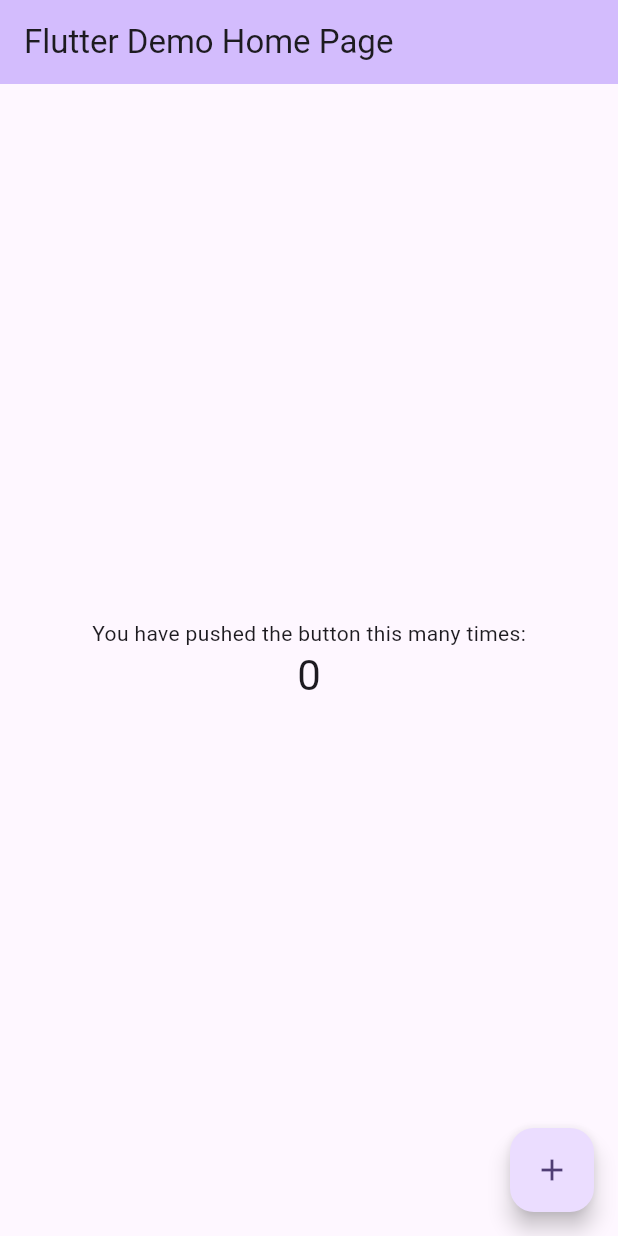
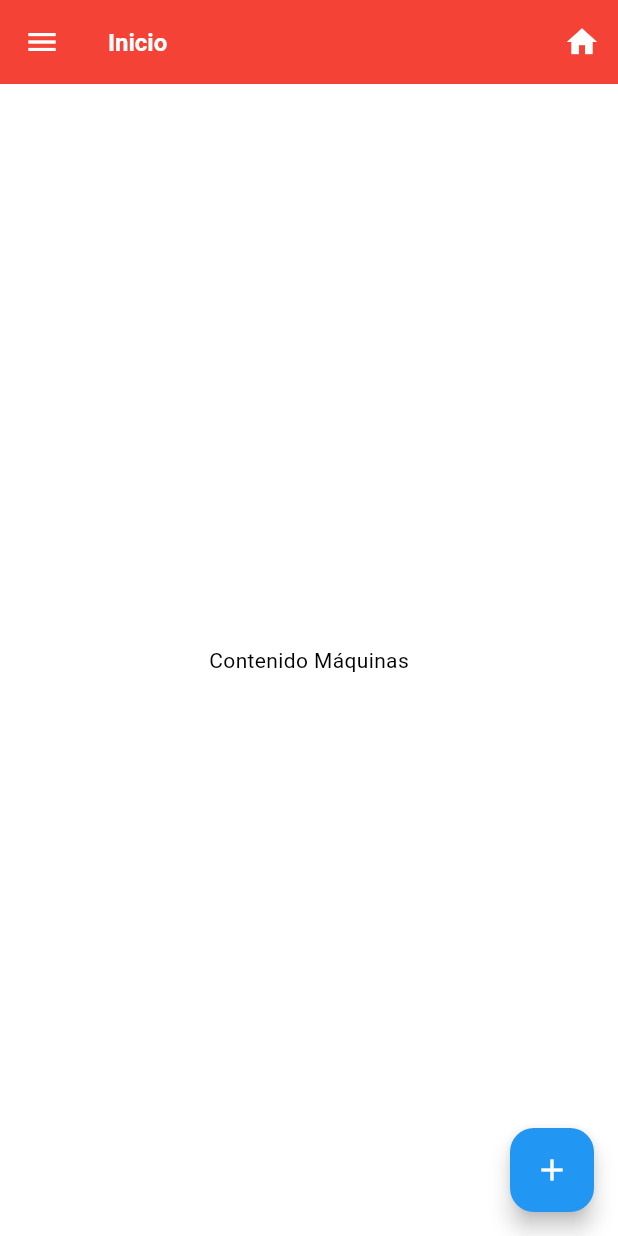
Before and after one commit to Brunitozz/FitPlan, a Flutter app: the screen it shows after launch, on a phone screen of 412 x 824 dp. Run offline on Flutter 3.47's test engine with Material 3 defaults, Android fonts, the light colour scheme and no system bars.

Commit message:
Rutinas - Avance
En este caso pensé que sería solo un apartado pero no cumple con características de usabilidad así que haré 2 xd

```diff
--- a/lib/main.dart
+++ b/lib/main.dart
@@ -1,125 +1,142 @@
 import 'package:flutter/material.dart';
+import 'package:intl/date_symbol_data_local.dart';
 
-void main() {
+import 'rutinas.dart';
+
+void main() async {
+  await initializeDateFormatting('es_ES', null); // Inicializa la configuración para español España
   runApp(const MyApp());
 }
 
 class MyApp extends StatelessWidget {
-  const MyApp({super.key});
+  const MyApp({Key? key}) : super(key: key);
 
-  // This widget is the root of your application.
   @override
   Widget build(BuildContext context) {
     return MaterialApp(
       title: 'Flutter Demo',
       theme: ThemeData(
-        // This is the theme of your application.
-        //
-        // TRY THIS: Try running your application with "flutter run". You'll see
-        // the application has a purple toolbar. Then, without quitting the app,
-        // try changing the seedColor in the colorScheme below to Colors.green
-        // and then invoke "hot reload" (save your changes or press the "hot
-        // reload" button in a Flutter-supported IDE, or press "r" if you used
-        // the command line to start the app).
-        //
-        // Notice that the counter didn't reset back to zero; the application
-        // state is not lost during the reload. To reset the state, use hot
-        // restart instead.
-        //
-        // This works for code too, not just values: Most code changes can be
-        // tested with just a hot reload.
-        colorScheme: ColorScheme.fromSeed(seedColor: Colors.deepPurple),
-        useMaterial3: true,
+        primaryColor: Colors.red, // Color de la barra superior
+        colorScheme: ColorScheme.fromSwatch().copyWith(secondary: Colors.white), // Esquema de colores
+        scaffoldBackgroundColor: Colors.white, // Color de fondo del Scaffold
+        appBarTheme: const AppBarTheme(
+          backgroundColor: Colors.red, // Color de fondo de la AppBar
+          foregroundColor: Colors.white, // Color del contenido de la AppBar
+        ),
       ),
-      home: const MyHomePage(title: 'Flutter Demo Home Page'),
+      home: const MyHomePage(),
     );
   }
 }
 
 class MyHomePage extends StatefulWidget {
-  const MyHomePage({super.key, required this.title});
-
-  // This widget is the home page of your application. It is stateful, meaning
-  // that it has a State object (defined below) that contains fields that affect
-  // how it looks.
-
-  // This class is the configuration for the state. It holds the values (in this
-  // case the title) provided by the parent (in this case the App widget) and
-  // used by the build method of the State. Fields in a Widget subclass are
-  // always marked "final".
-
-  final String title;
+  const MyHomePage({Key? key}) : super(key: key);
 
   @override
-  State<MyHomePage> createState() => _MyHomePageState();
+  _MyHomePageState createState() => _MyHomePageState();
 }
 
 class _MyHomePageState extends State<MyHomePage> {
-  int _counter = 0;
+  int _currentIndex = 0;
 
-  void _incrementCounter() {
-    setState(() {
-      // This call to setState tells the Flutter framework that something has
-      // changed in this State, which causes it to rerun the build method below
-      // so that the display can reflect the updated values. If we changed
-      // _counter without calling setState(), then the build method would not be
-      // called again, and so nothing would appear to happen.
-      _counter++;
-    });
+  String _getTitle() {
+    switch (_currentIndex) {
+      case 0:
+        return 'Inicio';
+      case 1:
+        return 'Rutinas';
+      case 2:
+        return 'Dietas';
+      default:
+        return 'Inicio';
+    }
   }
 
   @override
   Widget build(BuildContext context) {
-    // This method is rerun every time setState is called, for instance as done
-    // by the _incrementCounter method above.
-    //
-    // The Flutter framework has been optimized to make rerunning build methods
-    // fast, so that you can just rebuild anything that needs updating rather
-    // than having to individually change instances of widgets.
     return Scaffold(
       appBar: AppBar(
-        // TRY THIS: Try changing the color here to a specific color (to
-        // Colors.amber, perhaps?) and trigger a hot reload to see the AppBar
-        // change color while the other colors stay the same.
-        backgroundColor: Theme.of(context).colorScheme.inversePrimary,
-        // Here we take the value from the MyHomePage object that was created by
-        // the App.build method, and use it to set our appbar title.
-        title: Text(widget.title),
+        title: Text(
+          _getTitle(),
+          style: const TextStyle(
+            fontSize: 16,
+            fontWeight: FontWeight.bold,
+          ),
+        ),
+        actions: [
+          IconButton(
+            onPressed: () {
+              // Implementa la acción para el ícono de fotos si es necesario
+              print('Icono de fotos presionado');
+            },
+            icon: const Icon(Icons.home),
+          ),
+        ],
       ),
-      body: Center(
-        // Center is a layout widget. It takes a single child and positions it
-        // in the middle of the parent.
-        child: Column(
-          // Column is also a layout widget. It takes a list of children and
-          // arranges them vertically. By default, it sizes itself to fit its
-          // children horizontally, and tries to be as tall as its parent.
-          //
-          // Column has various properties to control how it sizes itself and
-          // how it positions its children. Here we use mainAxisAlignment to
-          // center the children vertically; the main axis here is the vertical
-          // axis because Columns are vertical (the cross axis would be
-          // horizontal).
-          //
-          // TRY THIS: Invoke "debug painting" (choose the "Toggle Debug Paint"
-          // action in the IDE, or press "p" in the console), to see the
-          // wireframe for each widget.
-          mainAxisAlignment: MainAxisAlignment.center,
+      drawer: Drawer(
+        child: ListView(
+          padding: EdgeInsets.zero,
           children: <Widget>[
-            const Text(
-              'You have pushed the button this many times:',
+            const DrawerHeader(
+              decoration: BoxDecoration(
+                color: Colors.red,
+              ),
+              child: Text(
+                'Menú',
+                style: TextStyle(
+                  color: Colors.white,
+                  fontSize: 24,
+                ),
+              ),
             ),
-            Text(
-              '$_counter',
-              style: Theme.of(context).textTheme.headlineMedium,
+            ListTile(
+              leading: const Icon(Icons.home),
+              title: const Text('Máquinas'),
+              onTap: () {
+                setState(() {
+                  _currentIndex = 0; // Cambia al índice de la página de máquinas
+                  Navigator.pop(context); // Cerrar el Drawer después de la selección
+                });
+              },
+            ),
+            ListTile(
+              leading: const Icon(Icons.access_time),
+              title: const Text('Rutinas'),
+              onTap: () {
+                setState(() {
+                  _currentIndex = 1; // Cambia al índice de la página de rutinas
+                  Navigator.pop(context); // Cerrar el Drawer después de la selección
+                });
+              },
+            ),
+            ListTile(
+              leading: const Icon(Icons.access_alarm),
+              title: const Text('Dietas'),
+              onTap: () {
+                setState(() {
+                  _currentIndex = 2; // Cambia al índice de la página de dietas
+                  Navigator.pop(context); // Cerrar el Drawer después de la selección
+                });
+              },
             ),
           ],
         ),
       ),
+      body: IndexedStack(
+        index: _currentIndex,
+        children: [
+          const Center(child: Text('Contenido Máquinas')), // Contenido para Máquinas
+          const RutinasScreen(), // Contenido para Rutinas
+          const Center(child: Text('Contenido Dietas')), // Contenido para Dietas
+        ],
+      ),
       floatingActionButton: FloatingActionButton(
-        onPressed: _incrementCounter,
-        tooltip: 'Increment',
+        onPressed: () {
+          // Implementa la acción para el botón de añadir si es necesario
+          print('Botón de añadir presionado');
+        },
         child: const Icon(Icons.add),
-      ), // This trailing comma makes auto-formatting nicer for build methods.
+      ),
     );
   }
 }
--- a/pubspec.yaml
+++ b/pubspec.yaml
@@ -31,6 +31,7 @@ dependencies:
   flutter:
     sdk: flutter
 
+  intl: ^0.17.0
 
   # The following adds the Cupertino Icons font to your application.
   # Use with the CupertinoIcons class for iOS style icons.
@@ -59,8 +60,8 @@ flutter:
   uses-material-design: true
 
   # To add assets to your application, add an assets section, like this:
-  # assets:
-  #   - images/a_dot_burr.jpeg
+  assets:
+    - assets/rutinas.jpg
   #   - images/a_dot_ham.jpeg
 
   # An image asset can refer to one or more resolution-specific "variants", see
```
Also changed, not shown: lib/editar_rutinas.dart (added, +111 -0 lines), lib/rutinas.dart (added, +195 -0 lines), assets/rutinas.jpg (added), pubspec.lock.
